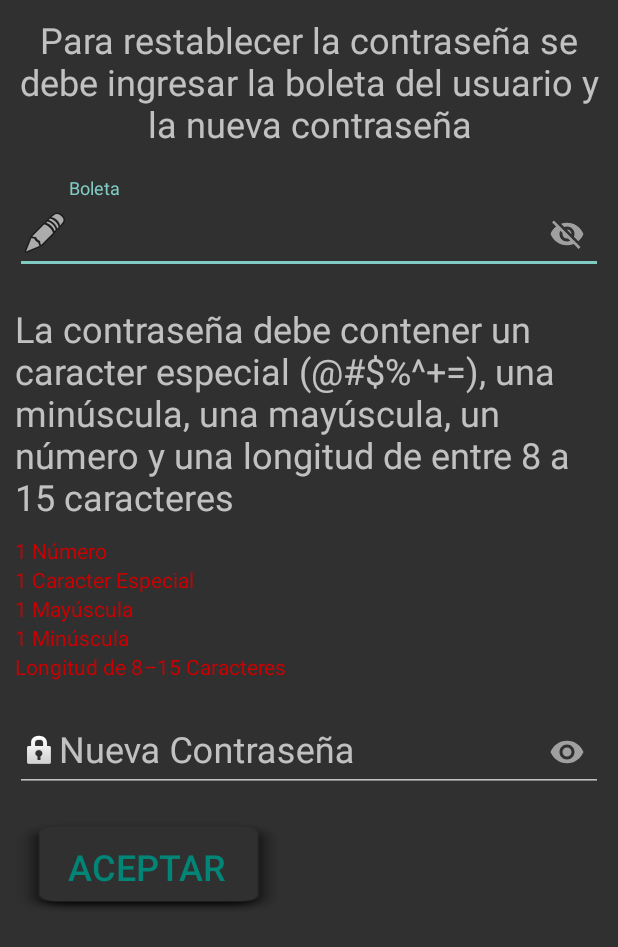
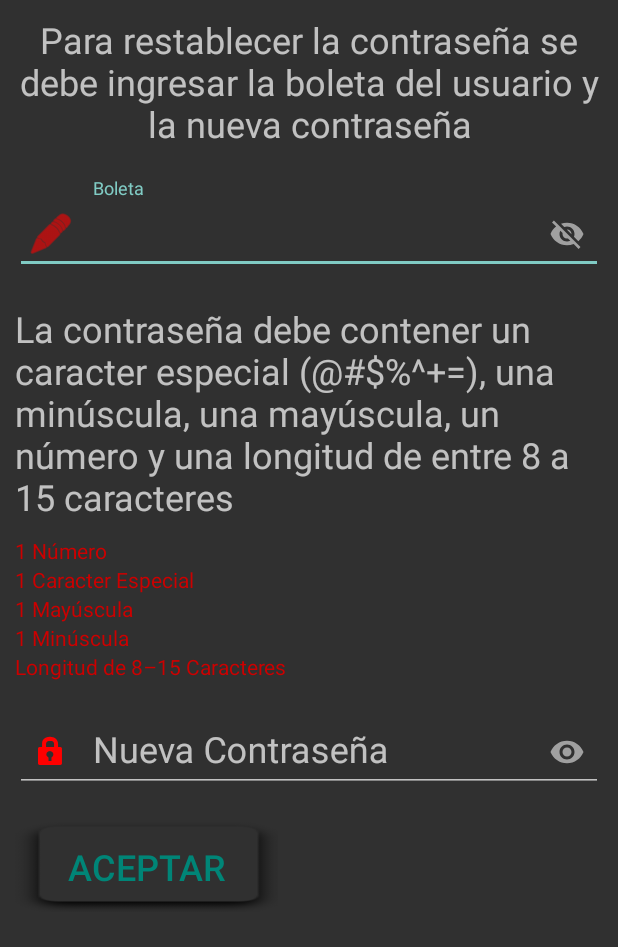
Before and after one commit to AlfredoArmenta/APPSTRESS, an Android app: the screen it shows after launch (RecoverPassword), after a tap on "¿OLVIDASTE TU CONTRASEÑA?", on a phone screen of 412 x 824 dp. Shown: the top 947 px of the screen. Run offline under Robolectric (Android 15) with nearby library versions, the phone set to English and light mode, and no system bars.

Commit message:
Se pasaron varios archivos de java a Kotlin.

```diff
--- a/app/src/main/java/com/example/estres2/actividades/iniciosesion/InicioSesion.kt
+++ b/app/src/main/java/com/example/estres2/actividades/iniciosesion/InicioSesion.kt
@@ -15,6 +15,7 @@ import com.example.estres2.actividades.registrar.Register
 import com.example.estres2.almacenamiento.database.DB
 import com.example.estres2.almacenamiento.entidades.usuario.Usuario
 import com.example.estres2.databinding.ActivityInicioSesionBinding
+import com.example.estres2.util.setIconDrawableAndChangeColor
 
 class InicioSesion : AppCompatActivity() {
     private lateinit var binding: ActivityInicioSesionBinding
@@ -42,35 +43,51 @@ class InicioSesion : AppCompatActivity() {
 
     private fun initializeObjects() {
         binding.apply {
-            User.doOnTextChanged { text, _, _, _ ->
+            User.apply {
+                startIconDrawable = resources.setIconDrawableAndChangeColor(android.R.drawable.ic_menu_edit, R.color.error_red)
+                editText?.doOnTextChanged { text, _, _, _ ->
                     correctBoleta = when {
                         text.isNullOrEmpty() -> {
-                        User.setError(getString(R.string.SinBoleta), null)
+                            editText?.setError(getString(R.string.SinBoleta), null)
                             false
                         }
                         text.length != 10 -> {
-                        User.setError(getString(R.string.LongBoleta), null)
+                            editText?.setError(getString(R.string.LongBoleta), null)
                             false
                         }
                         else -> {
-                        User.setError(null, null)
+                            editText?.setError(null, null)
                             true
                         }
                     }
+                    startIconDrawable = if(correctBoleta){
+                        resources.setIconDrawableAndChangeColor(android.R.drawable.ic_menu_edit, R.color.correct_green)
+                    }else {
+                        resources.setIconDrawableAndChangeColor(android.R.drawable.ic_menu_edit, R.color.error_red)
                     }
-            Password.doOnTextChanged { text, _, _, _ ->
+                }
+            }
+            Password.apply {
+                startIconDrawable = resources.setIconDrawableAndChangeColor(android.R.drawable.ic_lock_idle_lock, R.color.error_red)
+                editText?.doOnTextChanged { text, _, _, _ ->
                     correctPassword = when {
                         text.isNullOrEmpty() -> {
-                        Password.setError(getString(R.string.SinContraseña), null)
+                            editText?.setError(getString(R.string.SinContraseña), null)
                             false
                         }
                         text.length !in 8..15 -> {
-                        Password.setError(getString(R.string.Longitud_de_8_15_Caracteres), null)
+                            editText?.setError(getString(R.string.Longitud_de_8_15_Caracteres), null)
                             false
                         }
                         else -> {
-                        Password.setError(null, null)
+                            editText?.setError(null, null)
                             true
+                        }
+                    }
+                    startIconDrawable = if (correctPassword){
+                        resources.setIconDrawableAndChangeColor(android.R.drawable.ic_lock_idle_lock, R.color.correct_green)
+                    }else {
+                        resources.setIconDrawableAndChangeColor(android.R.drawable.ic_lock_idle_lock, R.color.error_red)
                     }
                 }
             }
@@ -80,14 +97,18 @@ class InicioSesion : AppCompatActivity() {
             Loggin.setOnClickListener {
                 if (correctBoleta && correctPassword) {
                     bd = DB(applicationContext)
-                    bd.getUser(User.text.toString())?.let { userIt -> setObjectBoleta(userIt) }
+                    bd.getUser(User.editText?.text.toString())?.let { userIt -> setObjectBoleta(userIt) }
                     if (isInitialized()) {
-                        when (Password.text.toString()) {
-                            getObjectBoleta().password -> { setNextActivity(Intent(this@InicioSesion, MenuPrincipal::class.java)) }
+                        when (Password.editText?.text.toString()) {
+                            getObjectBoleta().password -> {
+                                setNextActivity(Intent(this@InicioSesion, MenuPrincipal::class.java))
+                            }
 
-                            else -> { Toast.makeText(applicationContext, getText(R.string.ErrorContraseña), Toast.LENGTH_SHORT).show() }
+                            else -> {
+                                Toast.makeText(applicationContext, getText(R.string.ErrorContraseña), Toast.LENGTH_SHORT).show()
                             }
-                    }else {
+                        }
+                    } else {
                         Toast.makeText(applicationContext, getText(R.string.BoletaNoRegistrada), Toast.LENGTH_SHORT).show()
                     }
                 }
--- a/app/src/main/java/com/example/estres2/actividades/recuperarpassword/RecoverPassword.kt
+++ b/app/src/main/java/com/example/estres2/actividades/recuperarpassword/RecoverPassword.kt
@@ -10,6 +10,7 @@ import com.example.estres2.R
 import com.example.estres2.actividades.iniciosesion.InicioSesion
 import com.example.estres2.almacenamiento.database.DB
 import com.example.estres2.databinding.ActivityRecoverPasswordBinding
+import com.example.estres2.util.setIconDrawableAndChangeColor
 
 class RecoverPassword : AppCompatActivity() {
     private lateinit var binding: ActivityRecoverPasswordBinding
@@ -28,43 +29,49 @@ class RecoverPassword : AppCompatActivity() {
         bd = DB(applicationContext)
         binding.apply {
             CBoleta.apply {
-                doOnTextChanged { text, _, _, _ ->
+                startIconDrawable = resources.setIconDrawableAndChangeColor(android.R.drawable.ic_menu_edit, R.color.error_red)
+                editText?.doOnTextChanged { text, _, _, _ ->
                     correctBoleta = when {
                         text.isNullOrEmpty() -> {
-                            setError(getString(R.string.SinBoleta), null)
+                            editText?.setError(getString(R.string.SinBoleta), null)
                             false
                         }
                         text.length != 10 -> {
-                            setError(getString(R.string.LongBoleta), null)
+                            editText?.setError(getString(R.string.LongBoleta), null)
                             false
                         }
                         else -> {
-                            setError(null, null)
+                            editText?.setError(null, null)
                             true
                         }
+                    }
+                    startIconDrawable = if (correctBoleta){
+                        resources.setIconDrawableAndChangeColor(android.R.drawable.ic_menu_edit, R.color.correct_green)
+                    }else {
+                        resources.setIconDrawableAndChangeColor(android.R.drawable.ic_menu_edit, R.color.error_red)
                     }
                 }
             }
 
             CPassword.apply {
-                doOnTextChanged { text, _, _, _ ->
+                startIconDrawable = resources.setIconDrawableAndChangeColor(android.R.drawable.ic_lock_idle_lock, R.color.error_red)
+                editText?.doOnTextChanged { text, _, _, _ ->
                     if (text.isNullOrEmpty()) {
-                        this.setError(getString(R.string.SinContraseña), null)
+                        editText?.setError(getString(R.string.SinContraseña), null)
                     } else {
 
                         // Preguntamos si la longitud de la contraseña esta comprendida en un rango de 8 a 15 caracteres
                         if (text.length !in 8..15) {
                             CTLongitud.setTextColor(Color.RED)
-                            this.setError(getString(R.string.error_too_short_password), null)
+                            editText?.setError(getString(R.string.error_too_short_password), null)
                         } else {
-                            Toast.makeText(context, "Ya tiene la longitud", Toast.LENGTH_LONG).show()
                             CTLongitud.setTextColor(Color.GREEN)
                         }
 
                         // Preguntamos si se contiene algún caracter especial
                         if (!text.contains(".*[!@#$%^*+=¿?_-].*".toRegex())) {
                             CTCaracterEspecial.setTextColor(Color.RED)
-                            this.setError(getString(R.string.error_not_find_special_caracter), null)
+                            editText?.setError(getString(R.string.error_not_find_special_caracter), null)
                         } else {
                             CTCaracterEspecial.setTextColor(Color.GREEN)
                         }
@@ -72,7 +79,7 @@ class RecoverPassword : AppCompatActivity() {
                         // Preguntamos si se contiene algún digito
                         if (!text.contains(".*\\d.*".toRegex())) {
                             CTNumero.setTextColor(Color.RED)
-                            this.setError(getString(R.string.error_not_find_number), null)
+                            editText?.setError(getString(R.string.error_not_find_number), null)
                         } else {
                             CTNumero.setTextColor(Color.GREEN)
                         }
@@ -80,7 +87,7 @@ class RecoverPassword : AppCompatActivity() {
                         // Preguntamos si se contiene alguna minúscula
                         if (!text.contains(".*[a-z].*".toRegex())) {
                             CTMinuscula.setTextColor(Color.RED)
-                            this.setError(getString(R.string.error_not_find_lowercase_caracter), null)
+                            editText?.setError(getString(R.string.error_not_find_lowercase_caracter), null)
                         } else {
                             CTMinuscula.setTextColor(Color.GREEN)
                         }
@@ -88,7 +95,7 @@ class RecoverPassword : AppCompatActivity() {
                         // Preguntamos si se contiene alguna mayúscula
                         if (!text.matches(".*[A-Z].*".toRegex())) {
                             CTMayuscula.setTextColor(Color.RED)
-                            this.setError(getString(R.string.error_not_find_uppercase_caracter), null)
+                            editText?.setError(getString(R.string.error_not_find_uppercase_caracter), null)
                         } else {
                             CTMayuscula.setTextColor(Color.GREEN)
                         }
@@ -97,22 +104,26 @@ class RecoverPassword : AppCompatActivity() {
                                 CTNumero.currentTextColor == Color.GREEN &&
                                 CTMinuscula.currentTextColor == Color.GREEN &&
                                 CTMayuscula.currentTextColor == Color.GREEN
+                        startIconDrawable = if (correctPassword){
+                            resources.setIconDrawableAndChangeColor(android.R.drawable.ic_lock_idle_lock, R.color.correct_green)
+                        }else {
+                            resources.setIconDrawableAndChangeColor(android.R.drawable.ic_lock_idle_lock, R.color.error_red)
+                        }
                     }
                 }
             }
             CAceptar.setOnClickListener {
                 if (correctBoleta && correctPassword) {
-                    if (bd.recoverPassword(CBoleta.text.toString(), CPassword.text.toString())) {
+                    if (bd.recoverPassword(CBoleta.editText?.text.toString(), CPassword.editText?.text.toString())) {
                         Toast.makeText(applicationContext, getText(R.string.ActualizoCorrectamente), Toast.LENGTH_SHORT).show()
                         startActivity(Intent(applicationContext, InicioSesion::class.java))
                         finish()
                     } else {
-                        CBoleta.error = getString(R.string.BoletaNoEncontrada)
                         Toast.makeText(applicationContext, getText(R.string.BoletaNoRegistrada), Toast.LENGTH_SHORT).show()
                     }
-                } else if (CBoleta.text.isNullOrEmpty()) {
+                } else if (CBoleta.editText?.text.isNullOrEmpty()) {
                     Toast.makeText(applicationContext, R.string.SinBoleta, Toast.LENGTH_LONG).show()
-                } else if (CPassword.text.isNullOrEmpty()) {
+                } else if (CPassword.editText?.text.isNullOrEmpty()) {
                     Toast.makeText(applicationContext, R.string.SinContraseña, Toast.LENGTH_LONG).show()
                 }
             }
--- a/app/src/main/java/com/example/estres2/almacenamiento/database/DB.kt
+++ b/app/src/main/java/com/example/estres2/almacenamiento/database/DB.kt
@@ -256,13 +256,13 @@ class DB(private var context: Context): SQLiteOpenHelper(context, NOMBRE_BD, nul
     }
 
     fun deletedRecord(Record: String): Boolean {
-        erase = this.writableDatabase.delete(TABLA_ARCHIVO, "$COLUMNA_ARCHIVO_ID = '$Record' ", null)
+        erase = writableDatabase.delete(TABLA_ARCHIVO, "$COLUMNA_ARCHIVO_ID = '$Record' ", null)
         this.writableDatabase.close()
         return erase!! >= 0
     }
 
     fun deletedRecordsAndDirectory(Boleta: String): Boolean {
-        erase = this.writableDatabase.delete(TABLA_ARCHIVO, "$COLUMNA_ARCHIVO_BOLETA_USUARIO = $Boleta", null)
+        erase = writableDatabase.delete(TABLA_ARCHIVO, "$COLUMNA_ARCHIVO_BOLETA_USUARIO = $Boleta", null)
         this.writableDatabase.close()
         return erase!! >= 0
     } // ********************** Fin de la clase DB ************************ //
--- a/app/src/main/java/com/example/estres2/ui/registros/Analisis.java
+++ /dev/null
@@ -1,4 +0,0 @@
-package com.example.estres2.ui.registros;
-
-public class Analisis {
-}
--- /dev/null
+++ b/app/src/main/java/com/example/estres2/ui/registros/Analisis.kt
@@ -0,0 +1,5 @@
+package com.example.estres2.ui.registros
+
+class Analisis {
+
+}
--- a/app/src/main/java/com/example/estres2/ui/registros/RegisterListAdapter.kt
+++ b/app/src/main/java/com/example/estres2/ui/registros/RegisterListAdapter.kt
@@ -4,8 +4,9 @@ import android.view.LayoutInflater
 import android.view.ViewGroup
 import androidx.recyclerview.widget.RecyclerView
 import com.example.estres2.databinding.ListaRegistrosBinding
+import com.example.estres2.ui.viewmodel.MenuViewModel
 
-class RegisterListAdapter(private val registerList: List<ListaRegistro>): RecyclerView.Adapter<ListaRegistrosViewHolder>() {
+class RegisterListAdapter(private val registerList: List<ListaRegistro>, private val callback: MenuViewModel): RecyclerView.Adapter<ListaRegistrosViewHolder>() {
     override fun onCreateViewHolder(parent: ViewGroup, viewType: Int): ListaRegistrosViewHolder = ListaRegistrosViewHolder(
             ListaRegistrosBinding.inflate(
                     LayoutInflater.from(parent.context),
@@ -15,7 +16,7 @@ class RegisterListAdapter(private val registerList: List<ListaRegistro>): Recycl
     )
 
     override fun onBindViewHolder(holder: ListaRegistrosViewHolder, position: Int) {
-        holder.onBinding(registerList[position])
+        holder.onBinding(registerList[position], callback)
     }
 
     override fun getItemCount(): Int = registerList.size
--- a/app/src/main/res/layout/activity_inicio_sesion.xml
+++ b/app/src/main/res/layout/activity_inicio_sesion.xml
@@ -30,6 +30,7 @@
             android:src="@drawable/ic_inicio_sesion" />
 
         <com.google.android.material.textfield.TextInputLayout
+            android:id="@+id/User"
             android:layout_width="wrap_content"
             android:layout_height="wrap_content"
             android:layout_marginStart="@dimen/margin"
@@ -39,11 +40,9 @@
             app:passwordToggleEnabled="true">
 
             <EditText
-                android:id="@+id/User"
                 android:layout_width="match_parent"
                 android:layout_height="wrap_content"
                 android:autofillHints=""
-                android:drawableStart="@android:drawable/ic_menu_edit"
                 android:ems="10"
                 android:hint="@string/boleta"
                 android:inputType="number"
@@ -52,6 +51,7 @@
         </com.google.android.material.textfield.TextInputLayout>
 
         <com.google.android.material.textfield.TextInputLayout
+            android:id="@+id/Password"
             android:layout_width="wrap_content"
             android:layout_height="wrap_content"
             android:layout_marginStart="@dimen/margin"
@@ -61,11 +61,9 @@
             app:passwordToggleEnabled="true">
 
             <EditText
-                android:id="@+id/Password"
                 android:layout_width="wrap_content"
                 android:layout_height="wrap_content"
                 android:autofillHints=""
-                android:drawableStart="@android:drawable/ic_lock_idle_lock"
                 android:ems="10"
                 android:hint="@string/contrasena"
                 android:inputType="textPassword"
--- a/app/src/main/res/layout/activity_recover_password.xml
+++ b/app/src/main/res/layout/activity_recover_password.xml
@@ -25,6 +25,7 @@
             android:textSize="@dimen/text_size_bluno_conectar" />
 
         <com.google.android.material.textfield.TextInputLayout
+            android:id="@+id/CBoleta"
             android:layout_width="match_parent"
             android:layout_height="wrap_content"
             android:layout_marginStart="@dimen/margin"
@@ -34,11 +35,9 @@
             app:passwordToggleEnabled="true">
 
             <EditText
-                android:id="@+id/CBoleta"
                 android:layout_width="match_parent"
                 android:layout_height="wrap_content"
                 android:autofillHints=""
-                android:drawableStart="@android:drawable/ic_menu_edit"
                 android:ems="10"
                 android:hint="@string/boleta"
                 android:inputType="number"
@@ -99,6 +98,7 @@
 
 
         <com.google.android.material.textfield.TextInputLayout
+            android:id="@+id/CPassword"
             android:layout_width="match_parent"
             android:layout_height="wrap_content"
             android:layout_marginStart="@dimen/margin"
@@ -108,11 +108,9 @@
             app:passwordToggleEnabled="true">
 
             <EditText
-                android:id="@+id/CPassword"
                 android:layout_width="match_parent"
                 android:layout_height="wrap_content"
                 android:autofillHints=""
-                android:drawableStart="@android:drawable/ic_lock_idle_lock"
                 android:ems="10"
                 android:hint="@string/nueva_contrasena"
                 android:inputType="textPassword"
--- a/app/src/main/res/layout/activity_register.xml
+++ b/app/src/main/res/layout/activity_register.xml
@@ -16,7 +16,6 @@
             android:id="@+id/RBoleta"
             android:layout_width="match_parent"
             android:layout_height="wrap_content"
-            android:drawableStart="@android:drawable/ic_menu_edit"
             android:layout_marginStart="@dimen/margin"
             android:layout_marginTop="@dimen/margin"
             android:layout_marginEnd="@dimen/margin"
--- a/app/src/main/res/navigation/mobile_navigation.xml
+++ b/app/src/main/res/navigation/mobile_navigation.xml
@@ -7,9 +7,9 @@
 
     <fragment
         android:id="@+id/nav_inicio"
-        android:name="com.example.estres2.ui.inico.InicioFragment"
+        android:name="com.example.estres2.ui.inico.HomeFragment"
         android:label="@string/menu_inicio"
-        tools:layout="@layout/fragment_inicio" />
+        tools:layout="@layout/fragment_home" />
 
     <fragment
         android:id="@+id/nav_graficas"
```
Also changed, not shown: app/src/main/java/com/example/estres2/MenuPrincipal.kt (+12 -39 lines), app/src/main/java/com/example/estres2/actividades/registrar/Register.kt (+18 -9 lines), app/src/main/java/com/example/estres2/ui/inico/HomeFragment.kt (added, +48 -0 lines), app/src/main/java/com/example/estres2/ui/inico/InicioFragment.java (deleted, +0 -57 lines), app/src/main/java/com/example/estres2/ui/registros/FragmentRegistro.kt (+22 -12 lines), app/src/main/java/com/example/estres2/ui/registros/ListaRegistrosViewHolder.kt (+23 -14 lines), app/src/main/java/com/example/estres2/ui/viewmodel/MenuViewModel.kt (added, +23 -0 lines), app/src/main/java/com/example/estres2/util/Util.kt (added, +54 -0 lines), app/src/main/res/layout/fragment_home.xml (renamed from app/src/main/res/layout/fragment_inicio.xml). Lines whose indentation alone changed are shown as unchanged.
